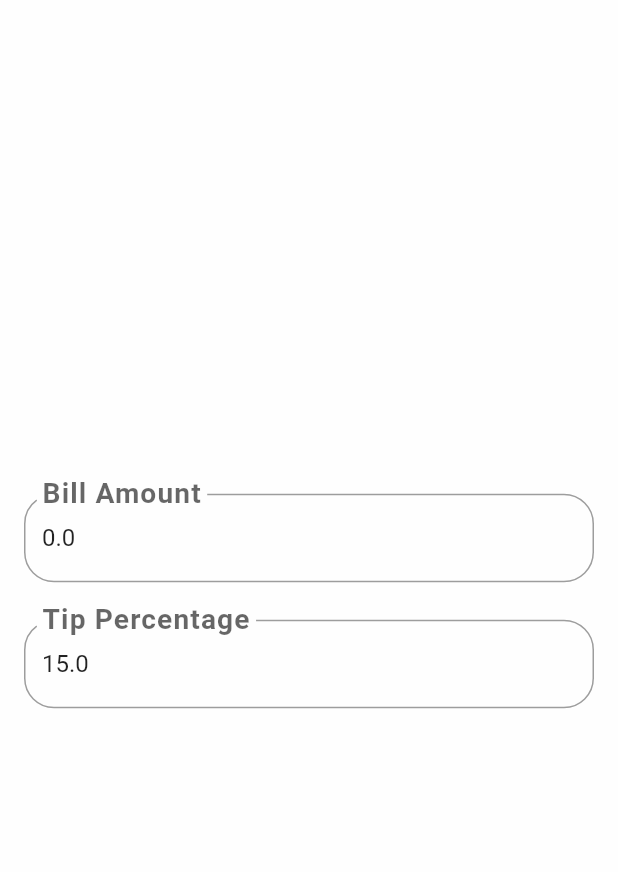
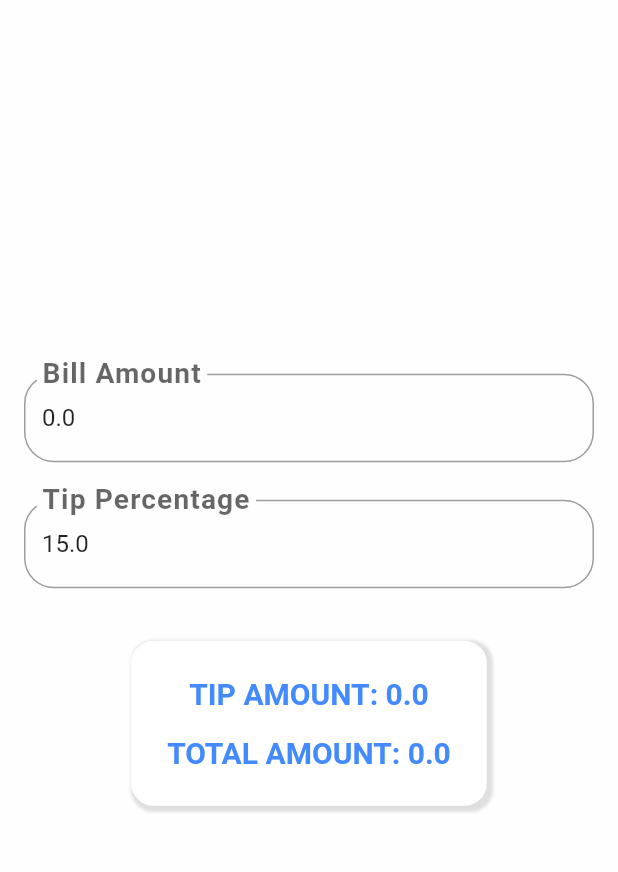
Before and after one commit to codewithlennylen/Flutter-Tip-Calculator, a Flutter app: the screen it shows after launch, on a phone screen of 412 x 824 dp, the part 59-931 px from its top. Run offline on Flutter 3.47's test engine with Material 2 defaults, Android fonts, the phone set to English and light mode, and no system bars.

Commit message:
Project Complete :+1:

```diff
--- a/tip_calculator/lib/main.dart
+++ b/tip_calculator/lib/main.dart
@@ -48,6 +48,9 @@ class _MyHomePageState extends State<MyHomePage> {
 
   // Stores the Latest Value of the tip percentage calculated.
   double _tipPercentage = defaultTipPercentage;
+
+  _getTipAmount() => _billAmount * _tipPercentage / 100;
+  _getTotalAmount() => _billAmount + _getTipAmount();
 
   //! Add Event Listeners
   @override
@@ -130,10 +133,79 @@ class _MyHomePageState extends State<MyHomePage> {
                   ),
                 ),
               ),
+              SizedBox(
+                height: 20,
+              ),
+              Container(
+                margin: EdgeInsets.all(15),
+                padding: EdgeInsets.all(15),
+                decoration: BoxDecoration(
+                  color: Colors.white,
+                  borderRadius: BorderRadius.all(
+                    Radius.circular(15),
+                  ),
+                  border: Border.all(color: Colors.white),
+                  boxShadow: [
+                    BoxShadow(
+                      color: Colors.black12,
+                      offset: Offset(2, 2),
+                      spreadRadius: 2,
+                      blurRadius: 1,
+                    ),
+                  ],
+                ),
+                child: Column(
+                  children: [
+                    AmountText(
+                      "Tip Amount: ${_getTipAmount()}",
+                      key: Key('tipAmount'),
+                    ),
+                    AmountText(
+                      "Total Amount: ${_getTotalAmount()}",
+                      key: Key('totalAmount'),
+                    ),
+                  ],
+                ),
+              )
             ],
           )),
         ),
       ),
     );
   }
+
+  @override
+  void dispose() {
+    // To make sure we aren't leaking anything, dispose any used TextEditingController
+    // when this widget is cleared from memory
+    _billAmountController.dispose();
+    _tipPercentageController.dispose();
+    super.dispose();
+  }
 }
+
+//! Separate stateless widget to show the amounts
+// It won't contain any states but will depend on the value passed from the Stateful Widget
+class AmountText extends StatelessWidget {
+  final String text;
+
+  const AmountText(
+    this.text, {
+    Key? key,
+  }) : super(key: key);
+
+  @override
+  Widget build(BuildContext context) {
+    return Container(
+      padding: EdgeInsets.all(8),
+      child: Text(
+        text.toUpperCase(),
+        style: TextStyle(
+          fontWeight: FontWeight.bold,
+          color: Colors.blueAccent,
+          fontSize: 20,
+        ),
+      ),
+    );
+  }
+}
```
